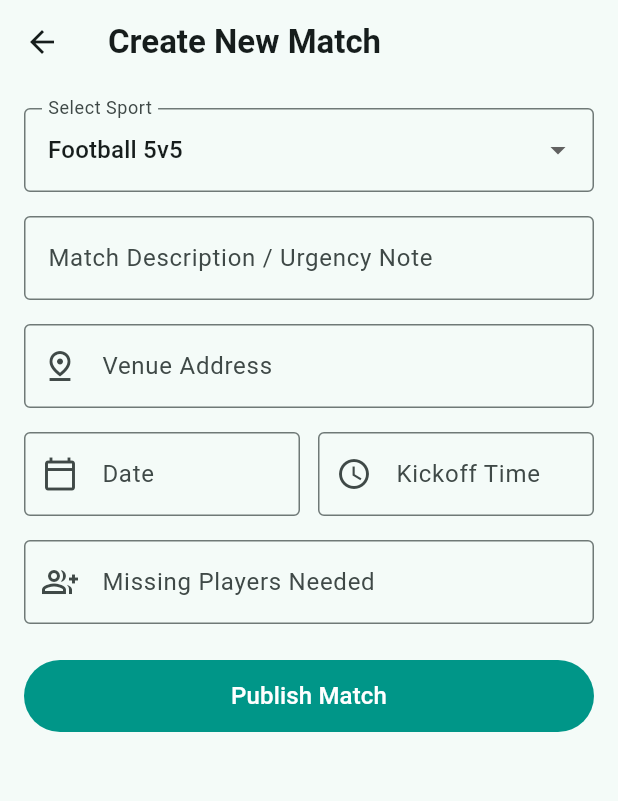
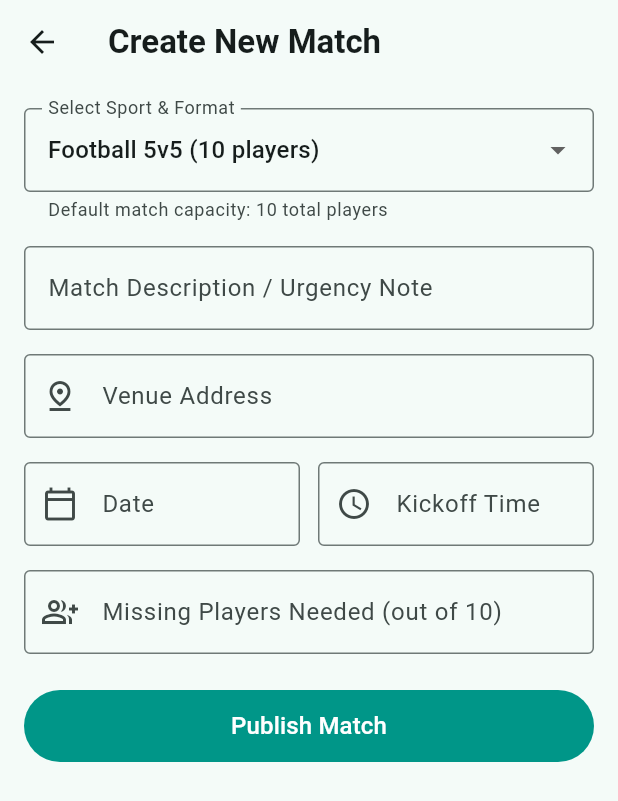
Before and after one commit to MarianiFabio/sport-matchmaker-flutter, a Flutter app: the CreateMatchScreen screen opened directly, on a phone screen of 412 x 824 dp. Shown: the top 801 px of the screen. Run offline on Flutter 3.47's test engine with Material 3 defaults, Android fonts, the phone set to English and light mode, and no system bars.

Commit message:
Aggiunti sport e logica di Sport e tipo di partita separatamente

```diff
--- a/lib/screens/matches/create_match_screen.dart
+++ b/lib/screens/matches/create_match_screen.dart
@@ -10,6 +10,20 @@ class CreateMatchScreen extends StatefulWidget {
 }
 
 class _CreateMatchScreenState extends State<CreateMatchScreen> {
+  // Mappa degli sport con il relativo numero di giocatori totali di default
+  static const Map<String, int> _sportCapacities = {
+    'Football 5v5': 10,
+    'Football 7v7': 14,
+    'Football 8v8': 16,
+    'Basketball 3v3': 6,
+    'Basketball 5v5': 10,
+    'Padel 2v2': 4,
+    'Tennis Singles 1v1': 2,
+    'Tennis Doubles 2v2': 4,
+    'Volleyball 6v6': 12,
+    'Beach Volley 2v2': 4,
+  };
+
   String _selectedSport = 'Football 5v5';
   final TextEditingController _descriptionController = TextEditingController();
   final TextEditingController _venueController = TextEditingController();
@@ -25,6 +39,8 @@ class _CreateMatchScreenState extends State<CreateMatchScreen> {
     return 'http://localhost/sportmatch/api.php';
   }
 
+  int get _currentTotalPlayers => _sportCapacities[_selectedSport] ?? 10;
+
   @override
   void dispose() {
     _descriptionController.dispose();
@@ -35,13 +51,12 @@ class _CreateMatchScreenState extends State<CreateMatchScreen> {
     super.dispose();
   }
 
-  // Invia i dati del form al server locale XAMPP per creare la partita nel DB
   Future<void> _publishMatch() async {
     setState(() => _isSubmitting = true);
 
     final String venue = _venueController.text.trim().isNotEmpty
         ? _venueController.text.trim()
-        : 'KTU Arena, Radvilėnų pl. 19';
+        : 'KTU Sports Center, Radvilėnų pl. 19';
     final String date = _dateController.text.trim().isNotEmpty
         ? _dateController.text.trim()
         : '15/11/2026';
@@ -68,10 +83,11 @@ class _CreateMatchScreenState extends State<CreateMatchScreen> {
       if (!mounted) return;
 
       ScaffoldMessenger.of(context).showSnackBar(
-        const SnackBar(content: Text('Match published to the database!')),
+        SnackBar(
+          content: Text('$_selectedSport match published ($_currentTotalPlayers total slots)!'),
+        ),
       );
 
-      // Pulisce i campi dopo l'invio
       _descriptionController.clear();
       _venueController.clear();
       _dateController.clear();
@@ -98,20 +114,22 @@ class _CreateMatchScreenState extends State<CreateMatchScreen> {
       body: SingleChildScrollView(
         padding: const EdgeInsets.all(16),
         child: Column(
+          crossAxisAlignment: CrossAxisAlignment.start,
           children: [
-            // Tendina per scegliere lo sport
+            // Tendina con tutte le varianti di sport e capienza automatica
             DropdownButtonFormField<String>(
-              decoration: const InputDecoration(
-                labelText: 'Select Sport',
-                border: OutlineInputBorder(),
+              decoration: InputDecoration(
+                labelText: 'Select Sport & Format',
+                helperText: 'Default match capacity: $_currentTotalPlayers total players',
+                border: const OutlineInputBorder(),
               ),
               value: _selectedSport,
-              items: const [
-                DropdownMenuItem(value: 'Football 5v5', child: Text('Football 5v5')),
-                DropdownMenuItem(value: 'Basketball 3v3', child: Text('Basketball 3v3')),
-                DropdownMenuItem(value: 'Padel / Tennis', child: Text('Padel / Tennis')),
-                DropdownMenuItem(value: 'Volleyball', child: Text('Volleyball')),
-              ],
+              items: _sportCapacities.keys
+                  .map((sport) => DropdownMenuItem(
+                value: sport,
+                child: Text('$sport (${_sportCapacities[sport]} players)'),
+              ))
+                  .toList(),
               onChanged: (value) {
                 if (value != null) {
                   setState(() => _selectedSport = value);
@@ -169,11 +187,11 @@ class _CreateMatchScreenState extends State<CreateMatchScreen> {
             TextField(
               controller: _spotsController,
               keyboardType: TextInputType.number,
-              decoration: const InputDecoration(
-                labelText: 'Missing Players Needed',
+              decoration: InputDecoration(
+                labelText: 'Missing Players Needed (out of $_currentTotalPlayers)',
                 hintText: 'e.g., 2',
-                prefixIcon: Icon(Icons.group_add_outlined),
-                border: OutlineInputBorder(),
+                prefixIcon: const Icon(Icons.group_add_outlined),
+                border: const OutlineInputBorder(),
               ),
             ),
             const SizedBox(height: 24),
```
Also changed, not shown: SQL/CreateTables_v2.txt (added, +91 -0 lines), lib/models/match_item.dart (+36 -12 lines), lib/screens/matches/match_feed_screen.dart (+15 -9 lines).
